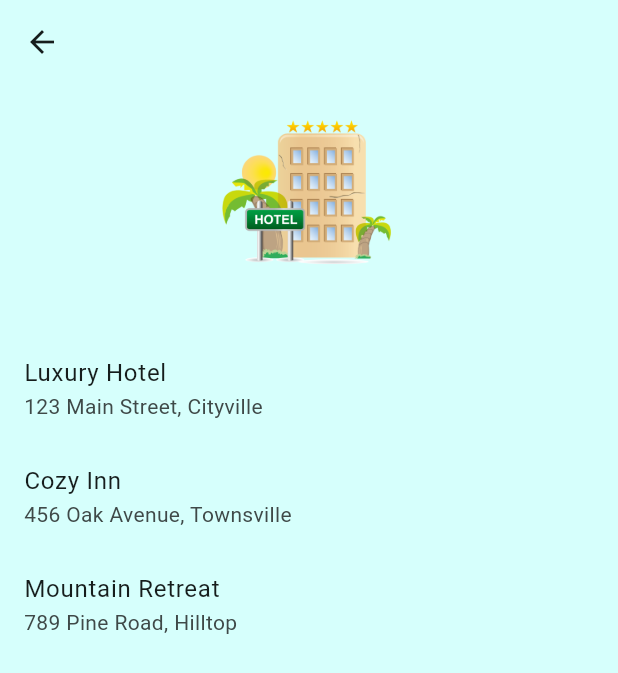
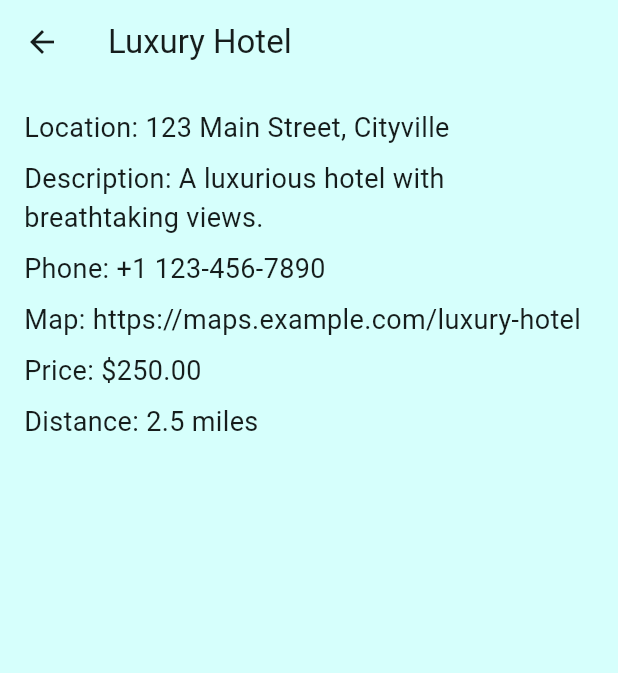
Before and after one commit to stoilovska/FindHotel-MIS, a Flutter app: the HotelListPage screen opened by its route, after a tap on "Luxury Hotel", on a phone screen of 412 x 824 dp. Shown: the top 673 px of the screen. Run offline on Flutter 3.47's test engine with Material 3 defaults, Android fonts, the phone set to English and light mode, and no system bars; our stand-ins replace firebase_auth, firebase_core; accounts and stored records are empty.

Commit message:
Add HotelDetailPage and list all information for hotels

```diff
--- a/lib/main.dart
+++ b/lib/main.dart
@@ -1,5 +1,6 @@
 import 'package:find_hotel_mis/firebaseOptions/firebase_options.dart';
 import 'package:find_hotel_mis/models/hotel.dart';
+import 'package:find_hotel_mis/widgets/HotelDetailPage.dart';
 import 'package:flutter/material.dart';
 import 'package:firebase_core/firebase_core.dart';
 import 'package:firebase_auth/firebase_auth.dart';
@@ -386,13 +387,20 @@
             );
           } else {
             final hotel = hotels[index - 1];
-            return ListTile(
-              title: Text(hotel.name),
-              subtitle: Text(hotel.location),
+            return GestureDetector(
               onTap: () {
-                // Navigate to a detailed page for the selected hotel
-                // You can implement this based on your specific requirements
+                // Navigate to the HotelDetailPage when a hotel is tapped
+                Navigator.push(
+                  context,
+                  MaterialPageRoute(
+                    builder: (context) => HotelDetailPage(hotel: hotel),
+                  ),
+                );
               },
+              child: ListTile(
+                title: Text(hotel.name),
+                subtitle: Text(hotel.location),
+              ),
             );
           }
         },
--- /dev/null
+++ b/lib/widgets/HotelDetailPage.dart
@@ -0,0 +1,68 @@
+// HotelDetailPage.dart
+
+import 'package:flutter/material.dart';
+import 'package:find_hotel_mis/models/hotel.dart';
+
+class HotelDetailPage extends StatelessWidget {
+  final Hotel hotel;
+
+  const HotelDetailPage({Key? key, required this.hotel}) : super(key: key);
+
+  @override
+  Widget build(BuildContext context) {
+    return Scaffold(
+      appBar: AppBar(
+        title: Text(hotel.name),
+        backgroundColor: Color.fromRGBO(
+          (0.84 * 255).round(),
+          (1.00 * 255).round(),
+          (0.99 * 255).round(),
+          1.0,
+        ),
+      ),
+      backgroundColor: Color.fromRGBO(
+        (0.84 * 255).round(),
+        (1.00 * 255).round(),
+        (0.99 * 255).round(),
+        1.0,
+      ),
+      body: Padding(
+        padding: const EdgeInsets.all(16.0),
+        child: Column(
+          crossAxisAlignment: CrossAxisAlignment.start,
+          children: [
+            Text(
+              'Location: ${hotel.location}',
+              style: TextStyle(fontSize: 18.0),
+            ),
+            const SizedBox(height: 8.0),
+            Text(
+              'Description: ${hotel.description}',
+              style: TextStyle(fontSize: 18.0),
+            ),
+            const SizedBox(height: 8.0),
+            Text(
+              'Phone: ${hotel.phone}',
+              style: TextStyle(fontSize: 18.0),
+            ),
+            const SizedBox(height: 8.0),
+            Text(
+              'Map: ${hotel.map}',
+              style: TextStyle(fontSize: 18.0),
+            ),
+            const SizedBox(height: 8.0),
+            Text(
+              'Price: \$${hotel.price.toStringAsFixed(2)}',
+              style: TextStyle(fontSize: 18.0),
+            ),
+            const SizedBox(height: 8.0),
+            Text(
+              'Distance: ${hotel.distance} miles',
+              style: TextStyle(fontSize: 18.0),
+            ),
+          ],
+        ),
+      ),
+    );
+  }
+}
```
